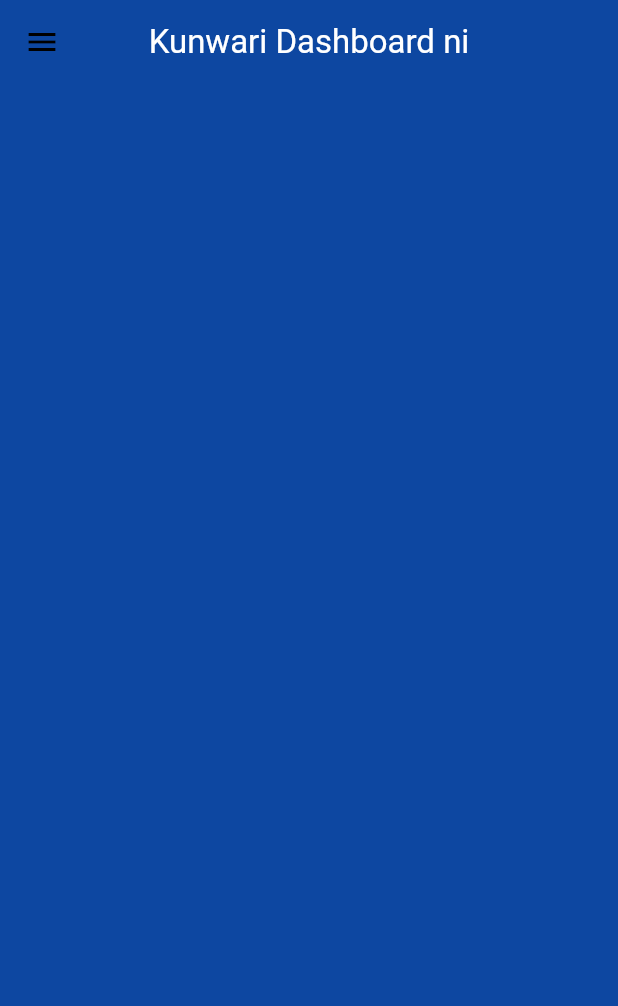
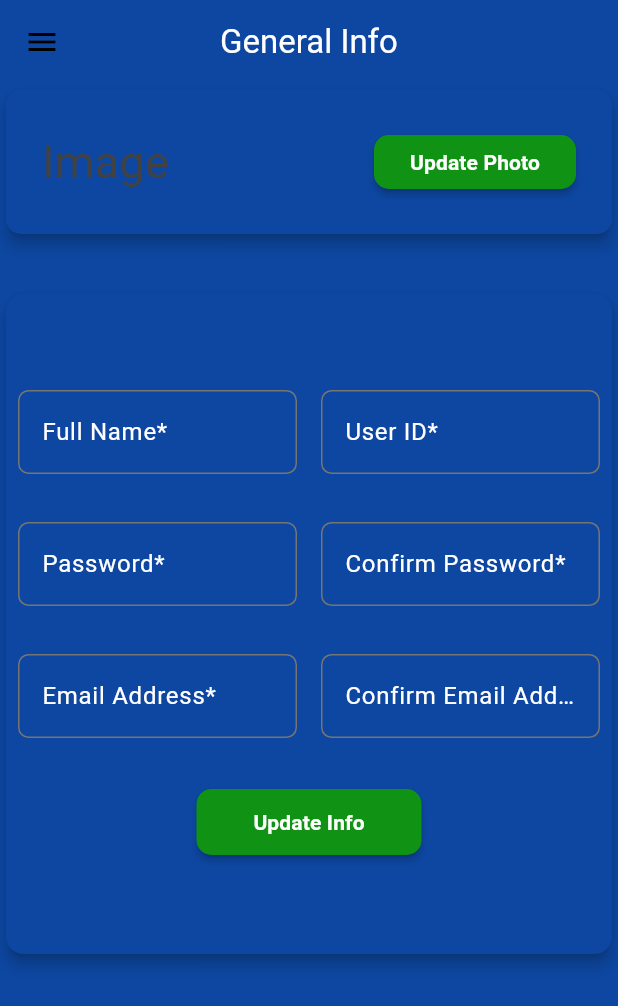
Before and after one commit to Kyusans/flutter-csdl-admin, a Flutter app: the screen it shows after launch, on a phone screen of 412 x 824 dp. Shown: the top 1006 px of the screen. Run offline on Flutter 3.47's test engine with Material 3 defaults, Android fonts, the light colour scheme and no system bars.

Commit message:
added user_profile.dart

```diff
--- a/lib/pages/add_scholar.dart
+++ b/lib/pages/add_scholar.dart
@@ -21,7 +21,6 @@ class _AddScholarState extends State<AddScholar> {
   final TextEditingController _schoolIdController = TextEditingController();
   final GlobalKey<FormState> _formKey = GlobalKey<FormState>();
   final List<String> yearLevel = [
-    "Select year level",
     "1st Year",
     "2nd Year",
     "3rd Year",
@@ -423,15 +422,13 @@ class _AddScholarState extends State<AddScholar> {
                       ],
                     ),
                     Row(
-                      crossAxisAlignment: CrossAxisAlignment.end,
-                      mainAxisAlignment: MainAxisAlignment.end,
+                      crossAxisAlignment: CrossAxisAlignment.center,
+                      mainAxisAlignment: MainAxisAlignment.center,
                       children: [
                         const SizedBox(
                           height: 100,
                         ),
-                        Padding(
-                          padding: const EdgeInsets.all(16.0),
-                          child: MyButton(
+                        MyButton(
                           buttonText: "Add Scholar",
                           buttonSize: 16,
                           color: Theme.of(context).colorScheme.tertiary,
@@ -440,7 +437,6 @@ class _AddScholarState extends State<AddScholar> {
                               addScholar();
                             }
                           },
-                          ),
                         ),
                       ],
                     ),
--- a/lib/pages/dashboard.dart
+++ b/lib/pages/dashboard.dart
@@ -1,6 +1,7 @@
 import 'package:flutter/material.dart';
 import 'package:flutter_csdl_admin/components/my_drawer.dart';
 import 'package:flutter_csdl_admin/pages/add_scholar.dart';
+import 'package:flutter_csdl_admin/pages/user_profile.dart';
 
 class Dashboard extends StatefulWidget {
   const Dashboard({Key? key}) : super(key: key);
@@ -11,8 +12,8 @@ class Dashboard extends StatefulWidget {
 
 class _DashboardState extends State<Dashboard> {
   // eh change nig 0 paghuman
-  int _selectedIndex = 0;
-  int _selectedTileIndex = 0;
+  int _selectedIndex = 2;
+  int _selectedTileIndex = 2;
   bool _isMobile = false;
   String _secondText = "";
   String _firstText = "";
@@ -31,6 +32,9 @@ class _DashboardState extends State<Dashboard> {
           _secondText =
               "Enroll the scholar by completing the registration form.";
           break;
+        case 2:
+          _firstText = "General Info";
+          _secondText = "Setup your profile account and edit profile details.";
         default:
           _firstText = "Wala pa ni";
           _secondText = "balik lang soon";
@@ -45,6 +49,8 @@ class _DashboardState extends State<Dashboard> {
         return DashboardMain();
       case 1:
         return AddScholar();
+      case 2:
+        return UserProfile();
       default:
         return Container();
     }
@@ -60,8 +66,10 @@ class _DashboardState extends State<Dashboard> {
   void initState() {
     super.initState();
     setState(() {
-      _firstText = "Kunwari Dashboard ni";
-      _secondText = "Dashboard ko to";
+      // _firstText = "Kunwari Dashboard ni";
+      // _secondText = "Dashboard ko to";
+      _firstText = "General Info";
+      _secondText = "Setup your profile account and edit profile details.";
     });
     // _checkIsMobile();
   }
@@ -70,7 +78,7 @@ class _DashboardState extends State<Dashboard> {
     WidgetsBinding.instance.addPostFrameCallback((_) {
       final maxWidth = MediaQuery.of(context).size.width;
       setState(() {
-        _isMobile = maxWidth <= 800;
+        _isMobile = maxWidth <= 875;
       });
     });
   }
--- /dev/null
+++ b/lib/pages/user_profile.dart
@@ -0,0 +1,189 @@
+import 'package:flutter/material.dart';
+import 'package:flutter_csdl_admin/components/my_button.dart';
+import 'package:flutter_csdl_admin/components/my_textfield.dart';
+
+class UserProfile extends StatefulWidget {
+  const UserProfile({Key? key}) : super(key: key);
+
+  @override
+  _UserProfileState createState() => _UserProfileState();
+}
+
+class _UserProfileState extends State<UserProfile> {
+  TextEditingController _fullNameController = TextEditingController();
+  TextEditingController _userIdController = TextEditingController();
+  TextEditingController _passwordController = TextEditingController();
+  TextEditingController _confirmPasswordController = TextEditingController();
+  TextEditingController _emailController = TextEditingController();
+  TextEditingController _confirmEmailController = TextEditingController();
+  @override
+  Widget build(BuildContext context) {
+    return Column(
+      children: [
+        Card(
+          elevation: 4,
+          color: Theme.of(context).colorScheme.onPrimary,
+          shape: RoundedRectangleBorder(
+            borderRadius: BorderRadius.circular(10),
+          ),
+          child: Padding(
+            padding: const EdgeInsets.all(24.0),
+            child: Row(
+              crossAxisAlignment: CrossAxisAlignment.center,
+              mainAxisAlignment: MainAxisAlignment.spaceBetween,
+              children: [
+                const Row(
+                  children: [
+                    Text(
+                      "Image",
+                      style: TextStyle(fontSize: 30),
+                    ),
+                    // SizedBox(
+                    //   width: 16,
+                    // ),
+                    // Text(
+                    //   "Upload New Photo",
+                    //   style: TextStyle(
+                    //     color: Colors.white,
+                    //     fontSize: 16,
+                    //     fontWeight: FontWeight.bold,
+                    //   ),
+                    // ),
+                  ],
+                ),
+                MyButton(
+                  buttonText: "Update Photo",
+                  buttonSize: 8,
+                  color: Theme.of(context).colorScheme.tertiary,
+                  onPressed: () {},
+                )
+              ],
+            ),
+          ),
+        ),
+        const SizedBox(
+          height: 32,
+        ),
+        Card(
+          elevation: 4,
+          color: Theme.of(context).colorScheme.onPrimary,
+          child: Padding(
+            padding: const EdgeInsets.symmetric(vertical: 64.0),
+            child: Column(
+              children: [
+                Row(
+                  children: [
+                    Expanded(
+                      child: Padding(
+                        padding: const EdgeInsets.symmetric(horizontal: 8.0),
+                        child: MyTextField(
+                          labelText: "Full Name*",
+                          obscureText: false,
+                          willValidate: true,
+                          controller: _fullNameController,
+                          isNumber: false,
+                        ),
+                      ),
+                    ),
+                    Expanded(
+                      child: Padding(
+                        padding: const EdgeInsets.symmetric(horizontal: 8.0),
+                        child: MyTextField(
+                          labelText: "User ID*",
+                          obscureText: false,
+                          willValidate: true,
+                          controller: _userIdController,
+                          isNumber: false,
+                        ),
+                      ),
+                    ),
+                  ],
+                ),
+                const SizedBox(
+                  height: 32,
+                ),
+                Row(
+                  children: [
+                    Expanded(
+                      child: Padding(
+                        padding: const EdgeInsets.symmetric(horizontal: 8.0),
+                        child: MyTextField(
+                          labelText: "Password*",
+                          obscureText: false,
+                          willValidate: true,
+                          controller: _passwordController,
+                          isNumber: false,
+                        ),
+                      ),
+                    ),
+                    Expanded(
+                      child: Padding(
+                        padding: const EdgeInsets.symmetric(horizontal: 8.0),
+                        child: MyTextField(
+                          labelText: "Confirm Password*",
+                          obscureText: false,
+                          willValidate: true,
+                          controller: _confirmPasswordController,
+                          isNumber: false,
+                        ),
+                      ),
+                    ),
+                  ],
+                ),
+                const SizedBox(
+                  height: 32,
+                ),
+                Row(
+                  children: [
+                    Expanded(
+                      child: Padding(
+                        padding: const EdgeInsets.symmetric(horizontal: 8.0),
+                        child: MyTextField(
+                          labelText: "Email Address*",
+                          obscureText: false,
+                          willValidate: true,
+                          controller: _emailController,
+                          isNumber: false,
+                        ),
+                      ),
+                    ),
+                    Expanded(
+                      child: Padding(
+                        padding: const EdgeInsets.symmetric(horizontal: 8.0),
+                        child: MyTextField(
+                          labelText: "Confirm Email Address*",
+                          obscureText: false,
+                          willValidate: true,
+                          controller: _confirmEmailController,
+                          isNumber: false,
+                        ),
+                      ),
+                    ),
+                  ],
+                ),
+                const SizedBox(
+                  height: 32,
+                ),
+                Row(
+                  crossAxisAlignment: CrossAxisAlignment.center,
+                  mainAxisAlignment: MainAxisAlignment.center,
+                  children: [
+                    SizedBox(
+                      width: 150,
+                      child: MyButton(
+                        buttonText: "Update Info",
+                        buttonSize: 12,
+                        color: Theme.of(context).colorScheme.tertiary,
+                        onPressed: () {},
+                      ),
+                    ),
+                  ],
+                ),
+              ],
+            ),
+          ),
+        )
+      ],
+    );
+  }
+}
```
Lines whose indentation alone changed are shown as unchanged.
